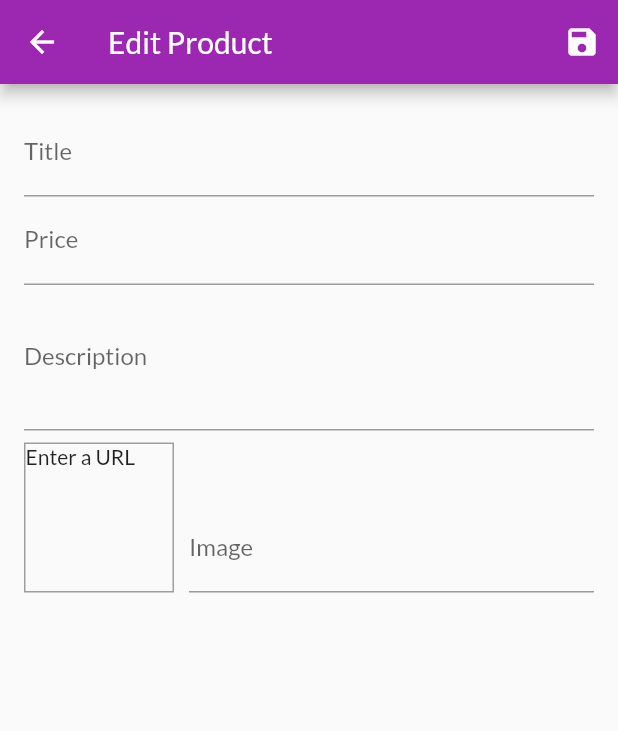
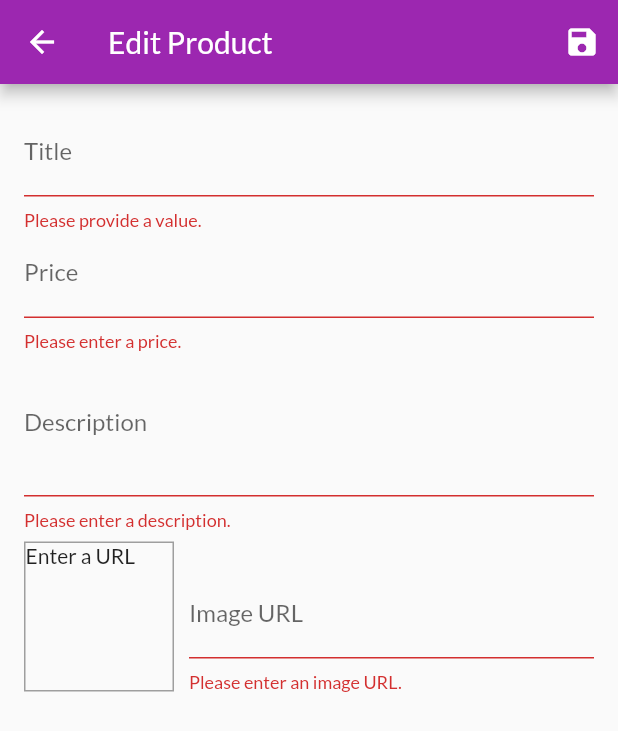
Before and after one commit to fiixed/shopping-app-prototype, a Flutter app: the EditProductScreen screen opened by its route, after a tap on the "save" icon, on a phone screen of 412 x 824 dp. Shown: the top 731 px of the screen. Run offline on Flutter 3.47's test engine with Material 2 defaults, Android fonts, the phone set to English and light mode, and no system bars; network calls fail.

Commit message:
post to firebase

```diff
--- a/lib/providers/products_provider.dart
+++ b/lib/providers/products_provider.dart
@@ -1,4 +1,8 @@
-import 'package:flutter/foundation.dart';
+import 'dart:convert';
+
+import 'package:flutter/material.dart';
+import 'package:http/http.dart' as http;
+
 import './product.dart';
 
 class Products with ChangeNotifier {
@@ -36,13 +40,11 @@ class Products with ChangeNotifier {
           'https://upload.wikimedia.org/wikipedia/commons/thumb/1/14/Cast-Iron-Pan.jpg/1024px-Cast-Iron-Pan.jpg',
     ),
   ];
-
-  //var _showFavoritesOnly = false;
+  // var _showFavoritesOnly = false;
 
   List<Product> get items {
     // if (_showFavoritesOnly) {
     //   return _items.where((prodItem) => prodItem.isFavorite).toList();
-
     // }
     return [..._items];
   }
@@ -66,6 +68,14 @@ class Products with ChangeNotifier {
   // }
 
   void addProduct(Product product) {
+    const url = 'https://flutter-shop-f4969.firebaseio.com/products.json';
+    http.post(url, body: json.encode({
+      'title': product.title,
+      'description': product.description,
+      'imageUrl': product.imageUrl,
+      'price': product.price,
+      'isFavorite': product.isFavorite,
+    }),);
     final newProduct = Product(
       title: product.title,
       description: product.description,
@@ -74,6 +84,7 @@ class Products with ChangeNotifier {
       id: DateTime.now().toString(),
     );
     _items.add(newProduct);
+    // _items.insert(0, newProduct); // at the start of the list
     notifyListeners();
   }
 
--- a/lib/screens/edit_product_screen.dart
+++ b/lib/screens/edit_product_screen.dart
@@ -1,12 +1,11 @@
 import 'package:flutter/material.dart';
 import 'package:provider/provider.dart';
-import 'package:shopping_app_prototype/providers/product.dart';
-import 'package:shopping_app_prototype/providers/products_provider.dart';
+
+import '../providers/product.dart';
+import '../providers/products_provider.dart';
 
 class EditProductScreen extends StatefulWidget {
   static const routeName = '/edit-product';
-
-  const EditProductScreen({Key key}) : super(key: key);
 
   @override
   _EditProductScreenState createState() => _EditProductScreenState();
@@ -25,56 +24,54 @@ class _EditProductScreenState extends State<EditProductScreen> {
     description: '',
     imageUrl: '',
   );
-
   var _initValues = {
     'title': '',
     'description': '',
     'price': '',
     'imageUrl': '',
   };
-
   var _isInit = true;
 
   @override
   void initState() {
+    _imageUrlFocusNode.addListener(_updateImageUrl);
     super.initState();
-    _imageUrlFocusNode.addListener(_updateImageUrl);
   }
 
   @override
   void didChangeDependencies() {
-    super.didChangeDependencies();
     if (_isInit) {
       final productId = ModalRoute.of(context).settings.arguments as String;
       if (productId != null) {
-        _editedProduct = Provider.of<Products>(context).findById(productId);
+        _editedProduct =
+            Provider.of<Products>(context, listen: false).findById(productId);
         _initValues = {
           'title': _editedProduct.title,
           'description': _editedProduct.description,
           'price': _editedProduct.price.toString(),
-          //'imageUrl': _editedProduct.imageUrl,
+          // 'imageUrl': _editedProduct.imageUrl,
           'imageUrl': '',
         };
         _imageUrlController.text = _editedProduct.imageUrl;
       }
     }
     _isInit = false;
+    super.didChangeDependencies();
   }
 
   @override
   void dispose() {
-    super.dispose();
     _imageUrlFocusNode.removeListener(_updateImageUrl);
     _priceFocusNode.dispose();
     _descriptionFocusNode.dispose();
     _imageUrlController.dispose();
     _imageUrlFocusNode.dispose();
+    super.dispose();
   }
 
   void _updateImageUrl() {
     if (!_imageUrlFocusNode.hasFocus) {
-      if (_imageUrlController.text.isEmpty ||
-          (!_imageUrlController.text.startsWith('http') &&
+      if ((!_imageUrlController.text.startsWith('http') &&
               !_imageUrlController.text.startsWith('https')) ||
           (!_imageUrlController.text.endsWith('.png') &&
               !_imageUrlController.text.endsWith('.jpg') &&
@@ -108,7 +105,7 @@ class _EditProductScreenState extends State<EditProductScreen> {
         actions: <Widget>[
           IconButton(
             icon: Icon(Icons.save),
-            onPressed: () {},
+            onPressed: _saveForm,
           ),
         ],
       ),
@@ -127,7 +124,7 @@ class _EditProductScreenState extends State<EditProductScreen> {
                 },
                 validator: (value) {
                   if (value.isEmpty) {
-                    return 'Please provide a value';
+                    return 'Please provide a value.';
                   }
                   return null;
                 },
@@ -138,8 +135,7 @@ class _EditProductScreenState extends State<EditProductScreen> {
                       description: _editedProduct.description,
                       imageUrl: _editedProduct.imageUrl,
                       id: _editedProduct.id,
-                    isFavorite: _editedProduct.isFavorite,
-                  );
+                      isFavorite: _editedProduct.isFavorite);
                 },
               ),
               TextFormField(
@@ -153,13 +149,13 @@ class _EditProductScreenState extends State<EditProductScreen> {
                 },
                 validator: (value) {
                   if (value.isEmpty) {
-                    return 'Please enter a price';
+                    return 'Please enter a price.';
                   }
                   if (double.tryParse(value) == null) {
-                    return 'Please a valid number';
+                    return 'Please enter a valid number.';
                   }
                   if (double.parse(value) <= 0) {
-                    return 'Please enter a number greater than zero';
+                    return 'Please enter a number greater than zero.';
                   }
                   return null;
                 },
@@ -170,8 +166,7 @@ class _EditProductScreenState extends State<EditProductScreen> {
                       description: _editedProduct.description,
                       imageUrl: _editedProduct.imageUrl,
                       id: _editedProduct.id,
-                    isFavorite: _editedProduct.isFavorite,
-                  );
+                      isFavorite: _editedProduct.isFavorite);
                 },
               ),
               TextFormField(
@@ -182,10 +177,10 @@ class _EditProductScreenState extends State<EditProductScreen> {
                 focusNode: _descriptionFocusNode,
                 validator: (value) {
                   if (value.isEmpty) {
-                    return 'Please enter a description';
+                    return 'Please enter a description.';
                   }
-                  if (value.length > 10) {
-                    return 'Should be at least 10 characters long';
+                  if (value.length < 10) {
+                    return 'Should be at least 10 characters long.';
                   }
                   return null;
                 },
@@ -211,7 +206,10 @@ class _EditProductScreenState extends State<EditProductScreen> {
                       right: 10,
                     ),
                     decoration: BoxDecoration(
-                      border: Border.all(width: 1, color: Colors.grey),
+                      border: Border.all(
+                        width: 1,
+                        color: Colors.grey,
+                      ),
                     ),
                     child: _imageUrlController.text.isEmpty
                         ? Text('Enter a URL')
@@ -224,7 +222,7 @@ class _EditProductScreenState extends State<EditProductScreen> {
                   ),
                   Expanded(
                     child: TextFormField(
-                      decoration: InputDecoration(labelText: 'Image'),
+                      decoration: InputDecoration(labelText: 'Image URL'),
                       keyboardType: TextInputType.url,
                       textInputAction: TextInputAction.done,
                       controller: _imageUrlController,
@@ -234,16 +232,16 @@ class _EditProductScreenState extends State<EditProductScreen> {
                       },
                       validator: (value) {
                         if (value.isEmpty) {
-                          return 'Please enter an image url';
+                          return 'Please enter an image URL.';
                         }
                         if (!value.startsWith('http') &&
                             !value.startsWith('https')) {
-                          return 'Please enter a valid URL';
+                          return 'Please enter a valid URL.';
                         }
                         if (!value.endsWith('.png') &&
                             !value.endsWith('.jpg') &&
                             !value.endsWith('.jpeg')) {
-                          return 'Please enter a valid image URL';
+                          return 'Please enter a valid image URL.';
                         }
                         return null;
                       },
--- a/pubspec.yaml
+++ b/pubspec.yaml
@@ -25,6 +25,7 @@ dependencies:
   cupertino_icons: ^0.1.2
   provider: ^3.1.0+1
   intl: ^0.16.0
+  http: ^0.12.0+2
 
 dev_dependencies:
   flutter_test:
```
Also changed, not shown: pubspec.lock. Lines whose indentation alone changed are shown as unchanged.
